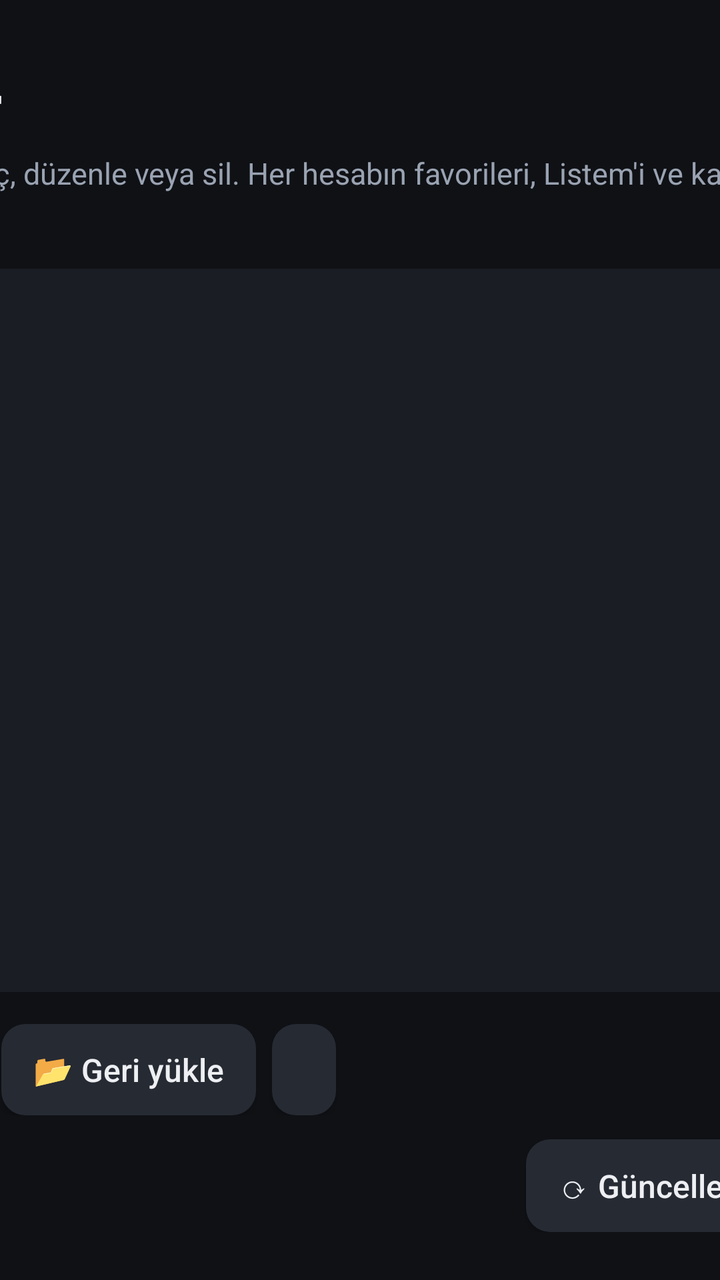
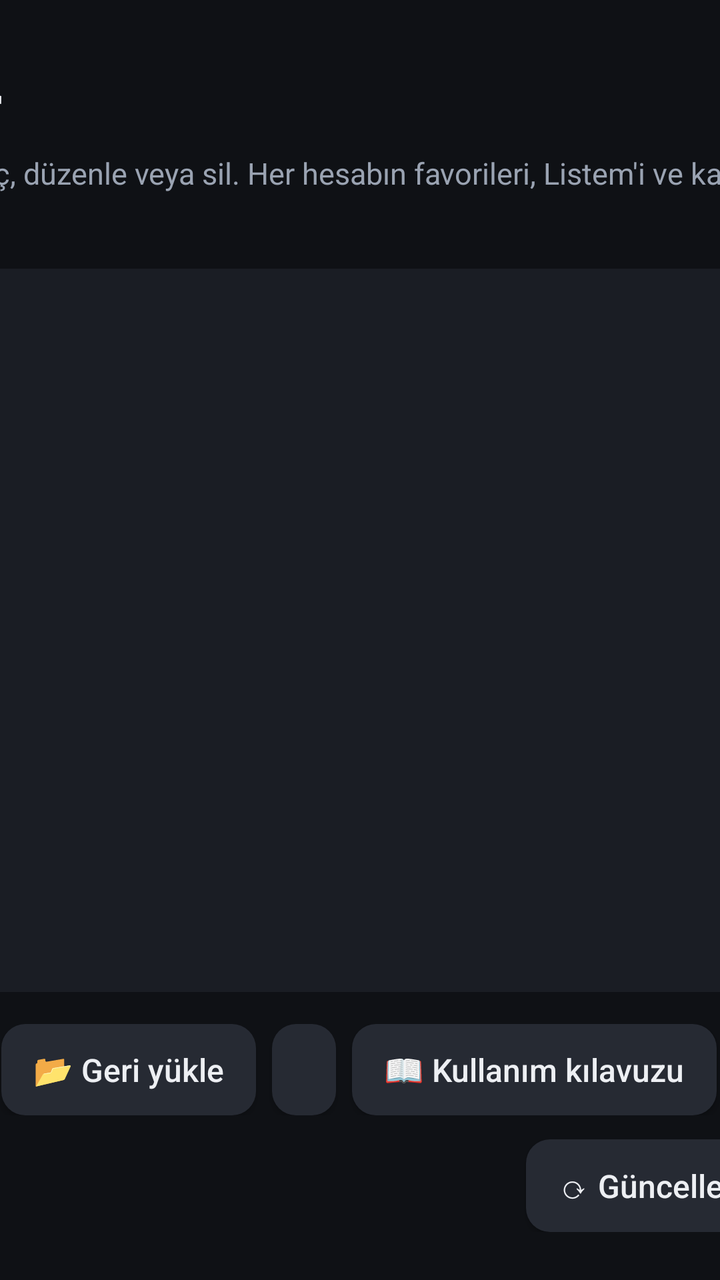

An Android layout rendered at two revisions. The XML below is the earlier revision; the diff shows what the commit changed to produce the second picture.
<!-- AndroidManifest.xml: application theme AppTheme -->
<!-- res/layout/activity_accounts.xml -->
<?xml version="1.0" encoding="utf-8"?>
<LinearLayout xmlns:android="http://schemas.android.com/apk/res/android"
    android:layout_width="match_parent"
    android:layout_height="match_parent"
    android:background="@color/bg"
    android:gravity="center_horizontal"
    android:orientation="vertical"
    android:paddingTop="32dp"
    android:paddingBottom="24dp">

    <LinearLayout
        android:layout_width="600dp"
        android:layout_height="match_parent"
        android:orientation="vertical">

        <TextView
            android:layout_width="wrap_content"
            android:layout_height="wrap_content"
            android:text="Hesaplar"
            android:textColor="@color/text"
            android:textSize="30sp"
            android:textStyle="bold" />

        <TextView
            android:layout_width="match_parent"
            android:layout_height="wrap_content"
            android:layout_marginTop="4dp"
            android:text="Bir hesaba OK: geç, düzenle veya sil. Her hesabın favorileri, Listem'i ve kategori ayarları ayrıdır."
            android:textColor="@color/text_dim"
            android:textSize="15sp" />

        <androidx.recyclerview.widget.RecyclerView
            android:id="@+id/rvAccounts"
            android:layout_width="match_parent"
            android:layout_height="0dp"
            android:layout_marginTop="20dp"
            android:layout_weight="1"
            android:background="@color/panel"
            android:clipToPadding="false"
            android:padding="8dp" />

        <LinearLayout
            android:layout_width="match_parent"
            android:layout_height="wrap_content"
            android:layout_marginTop="16dp"
            android:orientation="horizontal">

            <Button
                android:id="@+id/btnBackup"
                style="@style/Btn"
                android:text="💾 Yedekle" />

            <Button
                android:id="@+id/btnRestore"
                style="@style/Btn"
                android:layout_marginLeft="8dp"
                android:text="📂 Geri yükle" />

            <Button
                android:id="@+id/btnAutoPlay"
                style="@style/Btn"
                android:layout_marginLeft="8dp" />
        </LinearLayout>

        <LinearLayout
            android:layout_width="match_parent"
            android:layout_height="wrap_content"
            android:layout_marginTop="12dp"
            android:gravity="center_vertical"
            android:orientation="horizontal">

            <TextView
                android:id="@+id/tvVersion"
                android:layout_width="0dp"
                android:layout_height="wrap_content"
                android:layout_weight="1"
                android:textColor="@color/text_dim"
                android:textSize="15sp" />

            <Button
                android:id="@+id/btnUpdate"
                style="@style/Btn"
                android:text="⟳ Güncellemeleri denetle" />
        </LinearLayout>
    </LinearLayout>
</LinearLayout>
<!-- resources referenced by this layout -->
<resources>
  <color name="bg">#0F1115</color>
  <color name="panel">#1A1D24</color>
  <color name="text">#EDEFF3</color>
  <color name="text_dim">#9AA3B2</color>
  <style name="Btn">
          <item name="android:layout_width">wrap_content</item>
          <item name="android:layout_height">wrap_content</item>
          <item name="android:background">@drawable/bg_button</item>
          <item name="android:textColor">@color/item_text</item>
          <item name="android:textAllCaps">false</item>
          <item name="android:textSize">16sp</item>
          <item name="android:paddingLeft">16dp</item>
          <item name="android:paddingRight">16dp</item>
          <item name="android:paddingTop">12dp</item>
          <item name="android:paddingBottom">12dp</item>
          <item name="android:minHeight">0dp</item>
          <item name="android:minWidth">0dp</item>
          <item name="android:focusable">true</item>
      </style>
  <style name="AppTheme" parent="Theme.AppCompat.NoActionBar">
          <item name="android:windowBackground">@color/bg</item>
          <item name="colorPrimary">@color/accent</item>
          <item name="colorPrimaryDark">@color/bg</item>
          <item name="colorAccent">@color/accent</item>
          <item name="android:textColorPrimary">@color/text</item>
          <item name="android:textColorSecondary">@color/text_dim</item>
      </style>
  <!-- drawable bg_button (drawable) -->
  <?xml version="1.0" encoding="utf-8"?>
  <selector xmlns:android="http://schemas.android.com/apk/res/android">
      <item android:state_focused="true">
          <shape>
              <solid android:color="@color/accent" />
              <corners android:radius="12dp" />
          </shape>
      </item>
      <item android:state_activated="true">
          <shape>
              <solid android:color="@color/panel_light" />
              <stroke android:width="2dp" android:color="@color/accent" />
              <corners android:radius="12dp" />
          </shape>
      </item>
      <item>
          <shape>
              <solid android:color="@color/panel_light" />
              <corners android:radius="12dp" />
          </shape>
      </item>
  </selector>
  <color name="accent">#2FD3A6</color>
  <color name="panel_light">#262A33</color>
</resources>

<!-- the commit's change to res/layout/activity_accounts.xml (unified diff, before → after) -->
@@ -60,6 +60,12 @@
                 android:id="@+id/btnAutoPlay"
                 style="@style/Btn"
                 android:layout_marginLeft="8dp" />
+
+            <Button
+                android:id="@+id/btnHelp"
+                style="@style/Btn"
+                android:layout_marginLeft="8dp"
+                android:text="📖 Kullanım kılavuzu" />
         </LinearLayout>
 
         <LinearLayout
